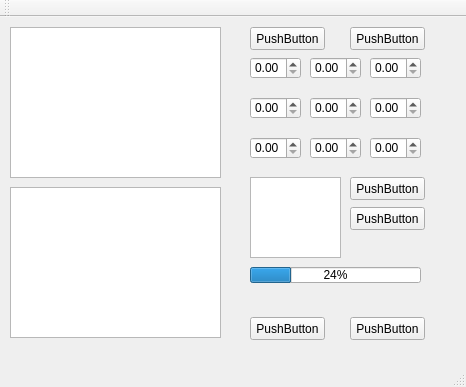
This is convfilter.ui in lynch1/ConvFilters as Qt 5 draws it before an edit. The edited form follows.
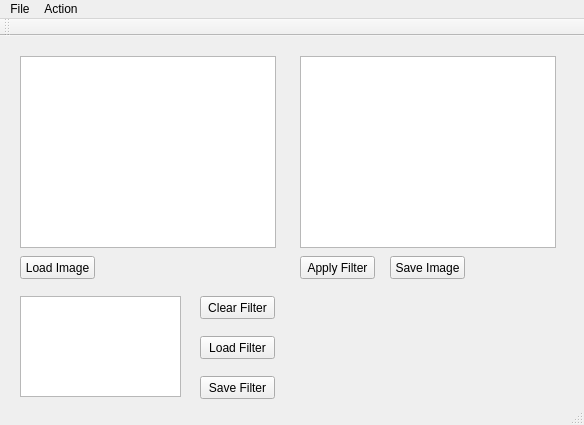
This is the edited form.

Commit message: Changed layout of ui. Got opening existing filters as plain text files working. Started working on saving existing filters as plain text files.

Patch:
```diff
--- a/convfilter.ui
+++ b/convfilter.ui
@@ -6,224 +6,121 @@
    <rect>
     <x>0</x>
     <y>0</y>
-    <width>466</width>
-    <height>387</height>
+    <width>584</width>
+    <height>425</height>
    </rect>
   </property>
   <property name="windowTitle">
    <string>ConvFilter</string>
   </property>
   <widget class="QWidget" name="centralWidget">
-   <widget class="QDoubleSpinBox" name="doubleSpinBox">
+   <widget class="QGraphicsView" name="originalImageView">
     <property name="geometry">
      <rect>
-      <x>250</x>
-      <y>40</y>
-      <width>51</width>
-      <height>22</height>
+      <x>20</x>
+      <y>20</y>
+      <width>256</width>
+      <height>192</height>
      </rect>
     </property>
    </widget>
-   <widget class="QDoubleSpinBox" name="doubleSpinBox_2">
+   <widget class="QPushButton" name="clearSubimageButton">
     <property name="geometry">
      <rect>
-      <x>310</x>
-      <y>40</y>
-      <width>51</width>
-      <height>22</height>
+      <x>200</x>
+      <y>260</y>
+      <width>75</width>
+      <height>23</height>
      </rect>
     </property>
-   </widget>
-   <widget class="QDoubleSpinBox" name="doubleSpinBox_3">
-    <property name="geometry">
-     <rect>
-      <x>370</x>
-      <y>40</y>
-      <width>51</width>
-      <height>22</height>
-     </rect>
+    <property name="text">
+     <string>Clear Filter</string>
     </property>
    </widget>
-   <widget class="QDoubleSpinBox" name="doubleSpinBox_4">
+   <widget class="QPushButton" name="loadSubimageButton">
     <property name="geometry">
      <rect>
-      <x>310</x>
-      <y>80</y>
-      <width>51</width>
-      <height>22</height>
-     </rect>
-    </property>
-   </widget>
-   <widget class="QDoubleSpinBox" name="doubleSpinBox_5">
-    <property name="geometry">
-     <rect>
-      <x>250</x>
-      <y>80</y>
-      <width>51</width>
-      <height>22</height>
-     </rect>
-    </property>
-   </widget>
-   <widget class="QDoubleSpinBox" name="doubleSpinBox_6">
-    <property name="geometry">
-     <rect>
-      <x>370</x>
-      <y>80</y>
-      <width>51</width>
-      <height>22</height>
-     </rect>
-    </property>
-   </widget>
-   <widget class="QDoubleSpinBox" name="doubleSpinBox_7">
-    <property name="geometry">
-     <rect>
-      <x>310</x>
-      <y>120</y>
-      <width>51</width>
-      <height>22</height>
-     </rect>
-    </property>
-   </widget>
-   <widget class="QDoubleSpinBox" name="doubleSpinBox_8">
-    <property name="geometry">
-     <rect>
-      <x>250</x>
-      <y>120</y>
-      <width>51</width>
-      <height>22</height>
-     </rect>
-    </property>
-   </widget>
-   <widget class="QDoubleSpinBox" name="doubleSpinBox_9">
-    <property name="geometry">
-     <rect>
-      <x>370</x>
-      <y>120</y>
-      <width>51</width>
-      <height>22</height>
-     </rect>
-    </property>
-   </widget>
-   <widget class="QGraphicsView" name="graphicsView">
-    <property name="geometry">
-     <rect>
-      <x>10</x>
-      <y>10</y>
-      <width>211</width>
-      <height>151</height>
-     </rect>
-    </property>
-   </widget>
-   <widget class="QGraphicsView" name="graphicsView_2">
-    <property name="geometry">
-     <rect>
-      <x>10</x>
-      <y>170</y>
-      <width>211</width>
-      <height>151</height>
-     </rect>
-    </property>
-   </widget>
-   <widget class="QTextBrowser" name="textBrowser">
-    <property name="geometry">
-     <rect>
-      <x>250</x>
-      <y>160</y>
-      <width>91</width>
-      <height>81</height>
-     </rect>
-    </property>
-   </widget>
-   <widget class="QPushButton" name="pushButton">
-    <property name="geometry">
-     <rect>
-      <x>350</x>
-      <y>160</y>
+      <x>200</x>
+      <y>300</y>
       <width>75</width>
       <height>23</height>
      </rect>
     </property>
     <property name="text">
-     <string>PushButton</string>
+     <string>Load Filter</string>
     </property>
    </widget>
    <widget class="QPushButton" name="pushButton_2">
     <property name="geometry">
      <rect>
-      <x>350</x>
-      <y>190</y>
+      <x>20</x>
+      <y>220</y>
       <width>75</width>
       <height>23</height>
      </rect>
     </property>
     <property name="text">
-     <string>PushButton</string>
+     <string>Load Image</string>
     </property>
    </widget>
    <widget class="QPushButton" name="pushButton_3">
     <property name="geometry">
      <rect>
-      <x>250</x>
-      <y>300</y>
+      <x>300</x>
+      <y>220</y>
       <width>75</width>
       <height>23</height>
      </rect>
     </property>
     <property name="text">
-     <string>PushButton</string>
+     <string>Apply Filter</string>
     </property>
    </widget>
    <widget class="QPushButton" name="pushButton_4">
     <property name="geometry">
      <rect>
-      <x>250</x>
-      <y>10</y>
+      <x>390</x>
+      <y>220</y>
       <width>75</width>
       <height>23</height>
      </rect>
     </property>
     <property name="text">
-     <string>PushButton</string>
+     <string>Save Image</string>
     </property>
    </widget>
    <widget class="QPushButton" name="pushButton_5">
     <property name="geometry">
      <rect>
-      <x>350</x>
-      <y>10</y>
+      <x>200</x>
+      <y>340</y>
       <width>75</width>
       <height>23</height>
      </rect>
     </property>
     <property name="text">
-     <string>PushButton</string>
+     <string>Save Filter</string>
     </property>
    </widget>
-   <widget class="QPushButton" name="pushButton_6">
+   <widget class="QGraphicsView" name="filteredImageView">
     <property name="geometry">
      <rect>
-      <x>350</x>
-      <y>300</y>
-      <width>75</width>
-      <height>23</height>
+      <x>300</x>
+      <y>20</y>
+      <width>256</width>
+      <height>192</height>
      </rect>
     </property>
-    <property name="text">
-     <string>PushButton</string>
-    </property>
    </widget>
-   <widget class="QProgressBar" name="progressBar">
+   <widget class="QPlainTextEdit" name="subimageValuesTextBox">
     <property name="geometry">
      <rect>
-      <x>250</x>
-      <y>250</y>
-      <width>171</width>
-      <height>16</height>
+      <x>20</x>
+      <y>260</y>
+      <width>161</width>
+      <height>101</height>
      </rect>
     </property>
-    <property name="value">
-     <number>24</number>
-    </property>
    </widget>
   </widget>
   <widget class="QMenuBar" name="menuBar">
@@ -231,10 +128,27 @@
     <rect>
      <x>0</x>
      <y>0</y>
-     <width>466</width>
+     <width>584</width>
      <height>21</height>
     </rect>
    </property>
+   <widget class="QMenu" name="menuFile">
+    <property name="title">
+     <string>File</string>
+    </property>
+    <addaction name="actionOpen_Image"/>
+    <addaction name="actionSave_Filtered_Result"/>
+    <addaction name="actionOpen_Existing_Subimage"/>
+    <addaction name="actionSave_Current_Subimage"/>
+   </widget>
+   <widget class="QMenu" name="menuAction">
+    <property name="title">
+     <string>Action</string>
+    </property>
+    <addaction name="actionFilter_Image"/>
+   </widget>
+   <addaction name="menuFile"/>
+   <addaction name="menuAction"/>
   </widget>
   <widget class="QToolBar" name="mainToolBar">
    <attribute name="toolBarArea">
```
Left out of the diff: 33 changed lines with no effect on the pictures. The commit also changes 2 other files.
